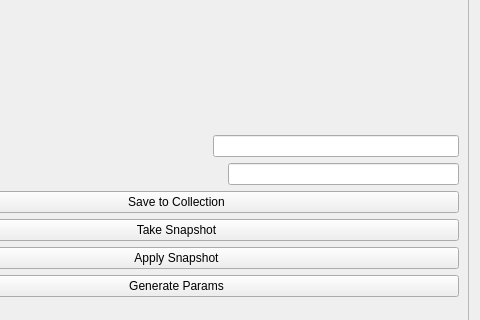
Above: lcls_user_motor_gui/ui/stage-config.ui from pcdshub/lcls-user-motor-gui before the change; both pictures show x 127 to 607 and y 202 to 522 of the 607 by 837 pixel window. Below: the same form after it.
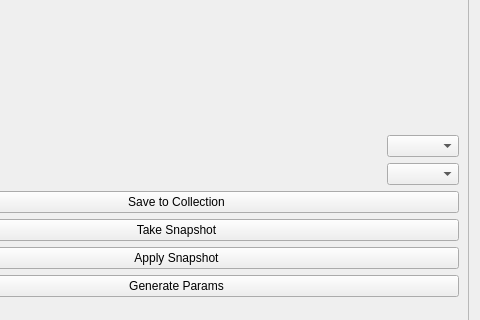
That is the form after the change.

Commit message: saving, apply goes through but snapshot are not saved under the collection

What changed in the file:
```diff
--- a/lcls_user_motor_gui/ui/stage-config.ui
+++ b/lcls_user_motor_gui/ui/stage-config.ui
@@ -56,7 +56,7 @@
               </spacer>
              </item>
              <item>
-              <widget class="QLineEdit" name="current_axis"/>
+              <widget class="QComboBox" name="current_axis"/>
              </item>
             </layout>
            </item>
@@ -83,7 +83,7 @@
               </spacer>
              </item>
              <item>
-              <widget class="QLineEdit" name="current_collection"/>
+              <widget class="QComboBox" name="current_collection"/>
              </item>
             </layout>
            </item>
```
The commit also changes 12 other files.
